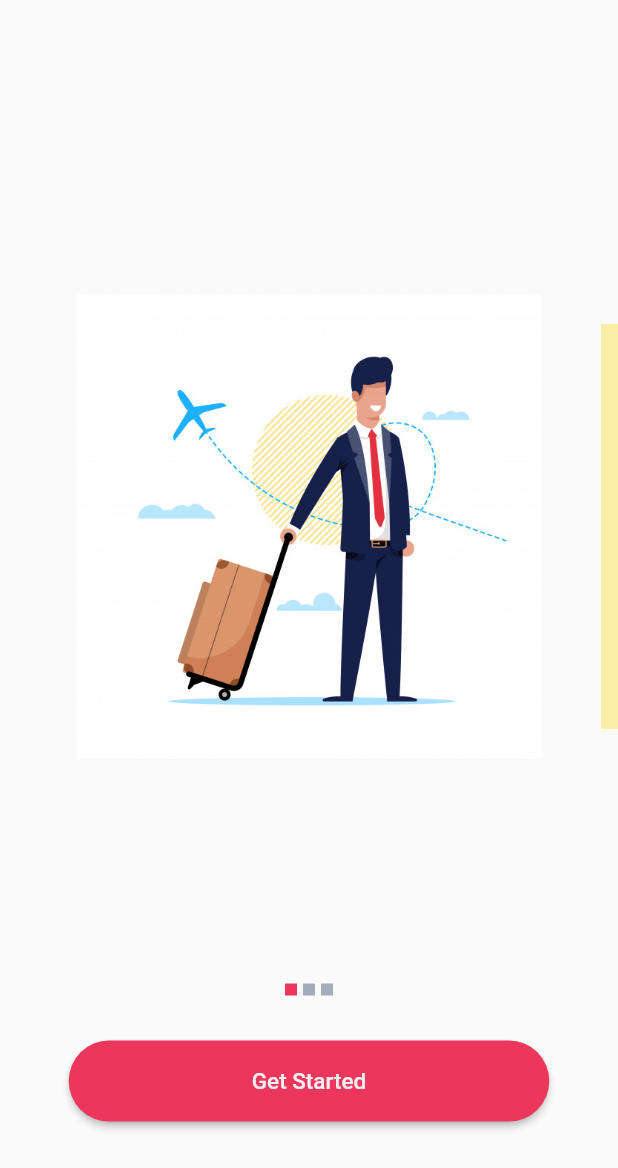
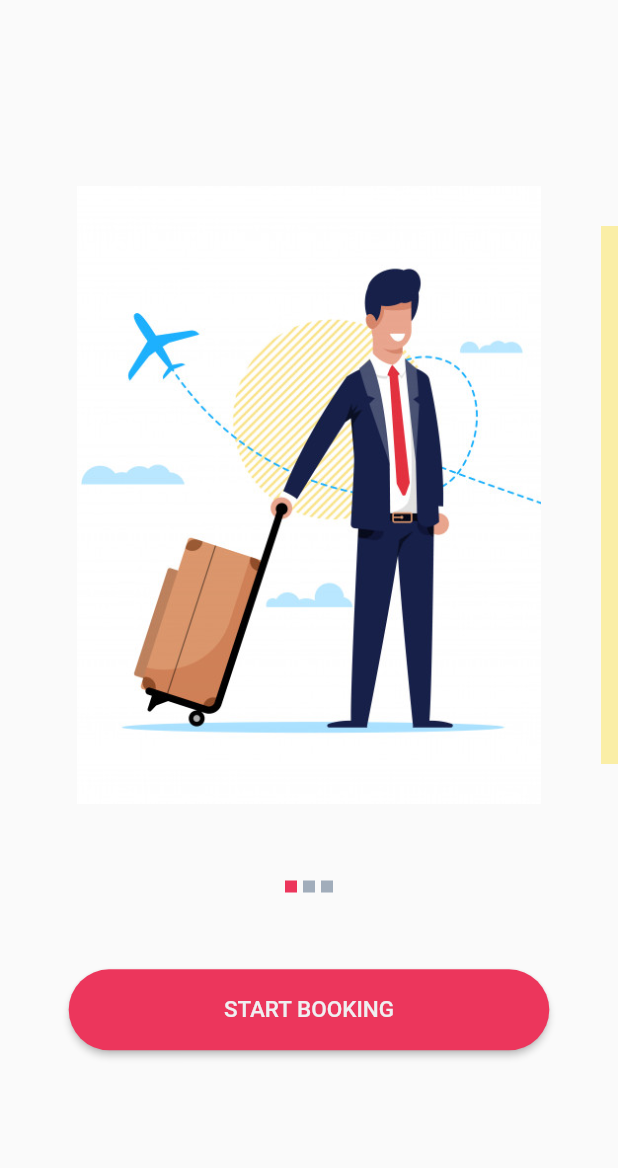
Before and after one commit to ShrirangaB/NavanaAir, a Flutter app: the screen it shows after launch, on a phone screen of 412 x 824 dp. Shown: the top 1168 px of the screen. Run offline on Flutter 3.47's test engine with Material 2 defaults, Android fonts, the phone set to English and light mode, and no system bars; drawn by our look-alikes of carousel_slider; our stand-ins replace google_fonts.

Commit message:
third commit

```diff
--- a/lib/constants/constantStrings.dart
+++ b/lib/constants/constantStrings.dart
@@ -3,7 +3,7 @@
 class ConstantString {
   static const splashScreenTextNavana = "navana";
   static const splashScreenTextAir = "air";
-  static const buttonTextGetStarted = "Get Started";
+  static const buttonTextGetStarted = "START BOOKING";
   static const titleTextSignUp1 = "Create";
   static const titleTextSignUp2 = "an account";
 }
--- a/lib/main.dart
+++ b/lib/main.dart
@@ -1,5 +1,3 @@
-import 'package:NavanaAir/screen/getStarted.dart';
-import 'package:NavanaAir/screen/signup.dart';
 import 'package:NavanaAir/screen/splashscreen.dart';
 import 'package:flutter/material.dart';
 
@@ -19,7 +17,7 @@
       debugShowCheckedModeBanner: false,
       title: 'Navana Air',
       theme: ThemeData(
-        primarySwatch: Colors.blue,
+        //  primarySwatch: Colors.blue,
         visualDensity: VisualDensity.adaptivePlatformDensity,
       ),
       home: SplashScreen(),
--- a/lib/screen/signup.dart
+++ b/lib/screen/signup.dart
@@ -1,5 +1,5 @@
 import 'package:NavanaAir/constants/constantcolors.dart';
-
+import 'package:NavanaAir/component/customButton.dart';
 import 'package:flutter/material.dart';
 import 'package:google_fonts/google_fonts.dart';
 
@@ -37,7 +37,7 @@
             TextField(),
             TextField(),
             TextField(),
-            //FlatCustomButton(onPressed: () {}, title: 'login')
+            FlatCustomButton(onPressed: () {}, title: ''),
           ],
         )),
       ],
```
Also changed, not shown: lib/component/spaceBetweenSizedBox.dart (added, +10 -0 lines), lib/screen/getStarted.dart (+13 -14 lines).
